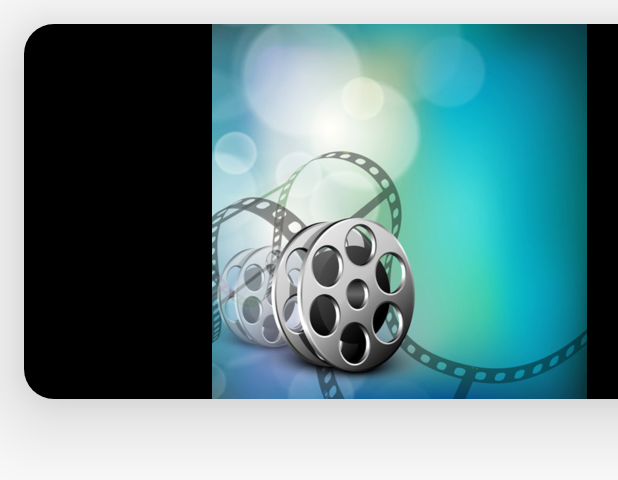
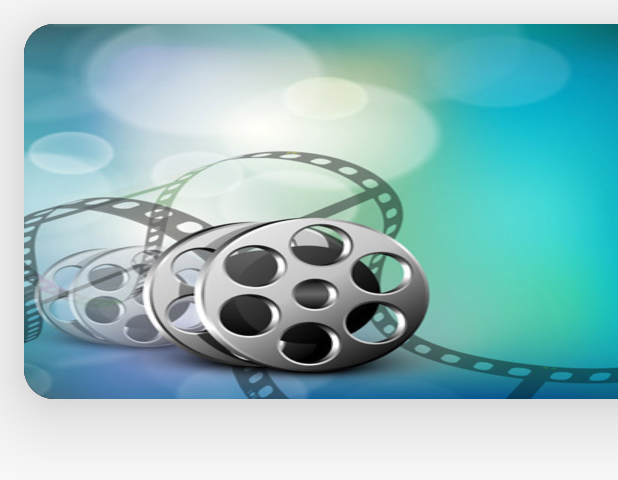
Before and after one commit to AhmedElqaffas/TheMoviesDatabase, an Android app: the layout fragment_cast.xml on its own in the app's theme, with its tools: preview values and no code run, on a phone screen of 412 x 824 dp. Shown: the top 480 px of the screen. Run offline under Robolectric (Android 15) with nearby library versions, the phone set to English and light mode, and no system bars.

```diff
--- a/app/src/main/java/com/example/moviesretrofit/CastRecyclerAdapter.kt
+++ b/app/src/main/java/com/example/moviesretrofit/CastRecyclerAdapter.kt
@@ -6,7 +6,7 @@ import android.view.ViewGroup
 import androidx.recyclerview.widget.RecyclerView
 import com.squareup.picasso.Picasso
 import kotlinx.android.synthetic.main.item_cast.view.*
-import kotlin.math.PI
+
 
 class CastRecyclerAdapter(private val castList: List<Cast>):
     RecyclerView.Adapter<CastRecyclerAdapter.ViewHolder>() {
@@ -42,8 +42,4 @@ class CastRecyclerAdapter(private val castList: List<Cast>):
     override fun getItemCount(): Int {
         return castList.size
     }
-
-    fun setList(castList: List<Cast>){
-
-    }
 }
--- a/app/src/main/java/com/example/moviesretrofit/FindMovieFragment.kt
+++ b/app/src/main/java/com/example/moviesretrofit/FindMovieFragment.kt
@@ -26,7 +26,7 @@ class FindMovieFragment : Fragment(),MoviesRecyclerAdapter.MoviesRecyclerInterac
 
     private lateinit var moviesAPI: MoviesAPI
     private var moviesList = mutableListOf<Movie>()
-    private val moviesRecyclerAdapter = MoviesRecyclerAdapter(moviesList, this)
+    private var moviesRecyclerAdapter = MoviesRecyclerAdapter(moviesList, this)
 
     private lateinit var inflated: View
     private var searchTextChanged = true
@@ -39,7 +39,6 @@ class FindMovieFragment : Fragment(),MoviesRecyclerAdapter.MoviesRecyclerInterac
     override fun onActivityCreated(savedInstanceState: Bundle?) {
         super.onActivityCreated(savedInstanceState)
 
-        Log.i("Fragment", "Recreated")
         initializeRecyclerViewAdapter()
         getInstanceOfRetrofitInterface()
         makeMoviesRequest()
--- a/app/src/main/java/com/example/moviesretrofit/MainActivity.kt
+++ b/app/src/main/java/com/example/moviesretrofit/MainActivity.kt
@@ -2,7 +2,6 @@ package com.example.moviesretrofit
 
 import androidx.appcompat.app.AppCompatActivity
 import android.os.Bundle
-import android.util.Log
 import androidx.fragment.app.Fragment
 import androidx.viewpager2.widget.ViewPager2
 import kotlinx.android.synthetic.main.activity_main.*
--- a/app/src/main/java/com/example/moviesretrofit/MovieDetailsActivity.kt
+++ b/app/src/main/java/com/example/moviesretrofit/MovieDetailsActivity.kt
@@ -4,7 +4,6 @@ import android.content.res.ColorStateList
 import android.graphics.Color
 import androidx.appcompat.app.AppCompatActivity
 import android.os.Bundle
-import androidx.core.content.res.ResourcesCompat
 import com.squareup.picasso.Picasso
 import kotlinx.android.synthetic.main.activity_movie_details.*
 import java.text.NumberFormat
--- a/app/src/main/java/com/example/moviesretrofit/MoviesRecyclerAdapter.kt
+++ b/app/src/main/java/com/example/moviesretrofit/MoviesRecyclerAdapter.kt
@@ -1,8 +1,11 @@
 package com.example.moviesretrofit
 
+import android.content.Context
 import android.view.LayoutInflater
 import android.view.View
 import android.view.ViewGroup
+import android.view.animation.Animation
+import android.view.animation.AnimationUtils
 import androidx.recyclerview.widget.RecyclerView
 import com.squareup.picasso.Picasso
 import kotlinx.android.synthetic.main.item_movie.view.*
@@ -33,6 +36,7 @@ class MoviesRecyclerAdapter(private var moviesList: MutableList<Movie>,
                 .placeholder(R.drawable.loading_movie_image)
                 .into(moviePoster)
         }
+
     }
 
     override fun onCreateViewHolder(parent: ViewGroup, viewType: Int): ViewHolder {
@@ -69,4 +73,5 @@ class MoviesRecyclerAdapter(private var moviesList: MutableList<Movie>,
         fun onEndOfMoviesPage()
         fun onItemClicked(movie: Movie)
     }
+
 }
--- a/app/src/main/java/com/example/moviesretrofit/PopularMoviesFragment.kt
+++ b/app/src/main/java/com/example/moviesretrofit/PopularMoviesFragment.kt
@@ -23,7 +23,7 @@ class PopularMoviesFragment : Fragment(),MoviesRecyclerAdapter.MoviesRecyclerInt
 
     private lateinit var moviesAPI: MoviesAPI
     private var moviesList = mutableListOf<Movie>()
-    private val moviesRecyclerAdapter = MoviesRecyclerAdapter(moviesList, this)
+    private var moviesRecyclerAdapter = MoviesRecyclerAdapter(moviesList, this)
 
     private lateinit var inflated: View
 
--- a/app/src/main/res/layout/fragment_cast.xml
+++ b/app/src/main/res/layout/fragment_cast.xml
@@ -12,7 +12,6 @@
         android:layout_height="match_parent"
         app:layoutManager="androidx.recyclerview.widget.LinearLayoutManager"
         android:orientation="horizontal"
-        android:nestedScrollingEnabled="true"
-        tools:listitem="@layout/item_movie"/>
+        tools:listitem="@layout/item_movie" />
 
 </androidx.constraintlayout.widget.ConstraintLayout>
--- a/app/src/main/res/layout/fragment_movies_recycler.xml
+++ b/app/src/main/res/layout/fragment_movies_recycler.xml
@@ -13,6 +13,6 @@
         app:layoutManager="androidx.recyclerview.widget.GridLayoutManager"
         app:spanCount="2"
         android:nestedScrollingEnabled="true"
-        tools:listitem="@layout/item_movie"/>
+        tools:listitem="@layout/item_movie" />
 
 </androidx.constraintlayout.widget.ConstraintLayout>
--- a/app/src/main/res/layout/item_cast.xml
+++ b/app/src/main/res/layout/item_cast.xml
@@ -21,12 +21,14 @@
         app:layout_constraintLeft_toLeftOf="@id/castImage"
         app:layout_constraintRight_toRightOf="@id/castImage"
         app:layout_constraintTop_toTopOf="parent"
+        app:layout_constraintBottom_toBottomOf="parent"
         android:layout_marginTop="40dp"
         android:background="@drawable/edit_text_curved"
         android:backgroundTint="#FF000000"
         tools:text="Jason Statham"
         android:textAlignment="center"
         android:textSize="18sp"
-        android:textColor="#FFFFFF" />
+        android:textColor="#FFFFFF"
+        android:paddingBottom="10dp"/>
 
 </androidx.constraintlayout.widget.ConstraintLayout>
--- a/app/src/main/res/layout/item_movie.xml
+++ b/app/src/main/res/layout/item_movie.xml
@@ -8,7 +8,8 @@
     android:layout_height="wrap_content"
     android:layout_margin="16dp"
     app:cardCornerRadius="20dp"
-    app:cardElevation= "35dp">
+    app:cardElevation= "35dp"
+    android:id="@+id/rootLayout">
 
     <androidx.constraintlayout.widget.ConstraintLayout
         android:layout_width="match_parent"
@@ -23,7 +24,7 @@
             android:layout_width="wrap_content"
             android:layout_height="250dp"
             tools:src="@drawable/loading_movie_image"
-            android:scaleType="centerInside"/>
+            android:scaleType="fitXY"/>
     </androidx.constraintlayout.widget.ConstraintLayout>
 
 </androidx.cardview.widget.CardView>
```
